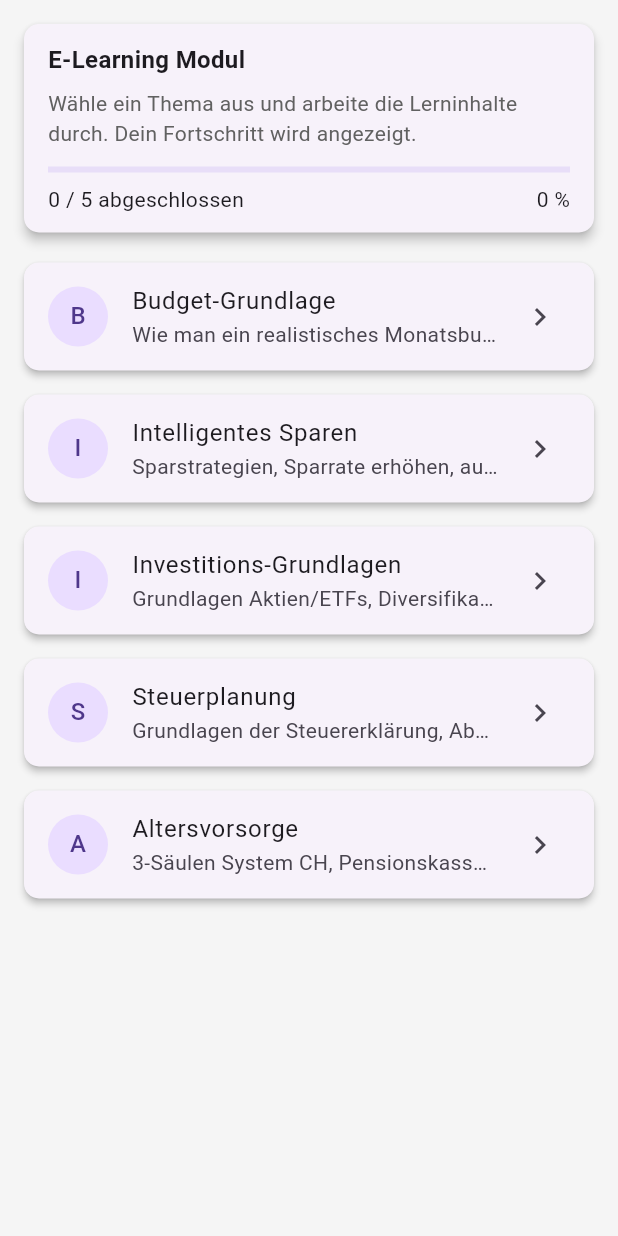
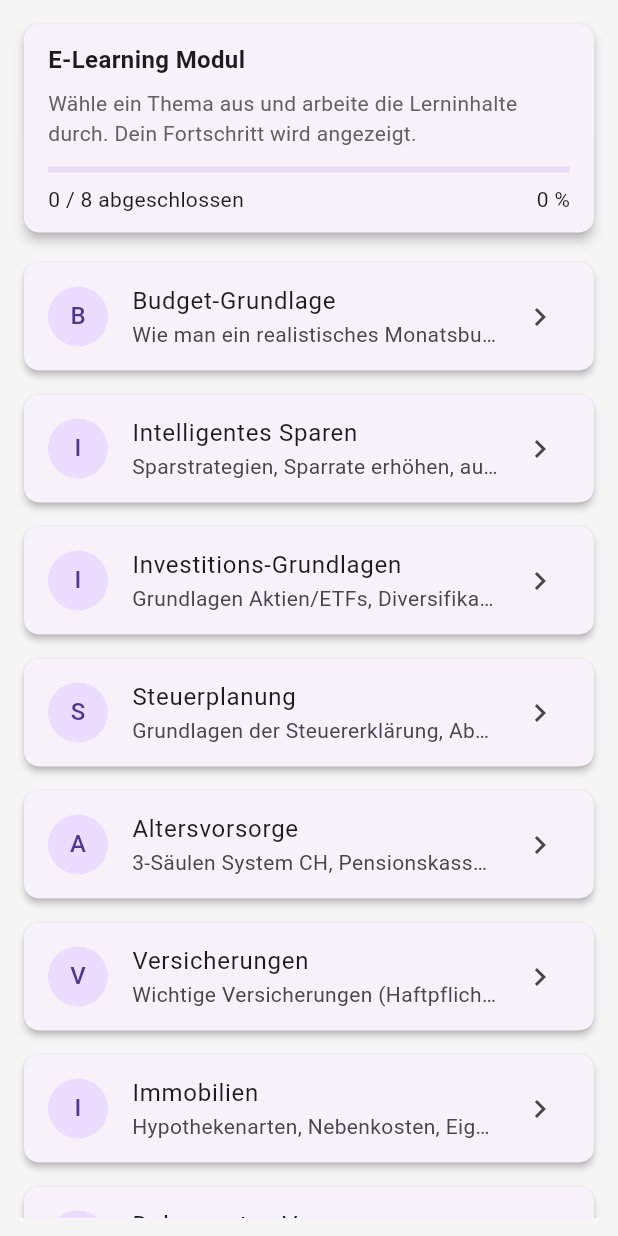
Before and after one commit to LinuxKaliUser/ssf_app, a Flutter app: the ElearningScreen widget shown alone on an empty page, opened directly, on a phone screen of 412 x 824 dp. Run offline on Flutter 3.47's test engine with Material 3 defaults, Android fonts, the phone set to English and light mode, and no system bars; our stand-ins replace fl_chart; missing offline and left inert: dart:html, excel.

Commit message:
Versicherungen, Immobilien, Dokumente Vorsorge E-Learning hinzugefügt

```diff
--- a/lib/ui/elearning_screen.dart
+++ b/lib/ui/elearning_screen.dart
@@ -14,6 +14,9 @@ class _ElearningScreenState extends State<ElearningScreen> {
     _Topic(id: 'invest', title: 'Investitions-Grundlagen'),
     _Topic(id: 'steuer', title: 'Steuerplanung'),
     _Topic(id: 'altersvorsorge', title: 'Altersvorsorge'),
+    _Topic(id: 'versicherungen', title: 'Versicherungen'),
+    _Topic(id: 'immobilien', title: 'Immobilien'),
+    _Topic(id: 'dokumenten vorsorge', title: 'Dokumenten Vorsorge'),
   ];
 
   // lokal: welche Themen als erledigt markiert wurden
@@ -34,6 +37,12 @@ class _ElearningScreenState extends State<ElearningScreen> {
         'Grundlagen der Steuererklärung, Abzüge nutzen, Quellensteuer, Steuerplanung für Vorsorge.',
     'altersvorsorge':
         '3-Säulen System CH, Pensionskasse, Säule 3a, Renten vs. Kapital.',
+    'versicherungen':
+        'Wichtige Versicherungen (Haftpflicht, Hausrat, Rechtsschutz, usw.',
+    'immobilien':
+        'Hypothekenarten, Nebenkosten, Eigenkapital, Tragbarkeit.',
+    'dokumenten vorsorge':
+        'Wichtige Dokumente Testament, Vorsorgeauftrag, Patientenverfügung.',
   };
 
   Future<void> _openTopic(BuildContext context, _Topic topic) async {
--- a/lib/ui/finance_planning_screen.dart
+++ b/lib/ui/finance_planning_screen.dart
@@ -82,7 +82,7 @@ class _FinancePlanningScreenState extends State<FinancePlanningScreen> {
                           title: Text("${row['year']}"),
                           subtitle: Text(
                             "Einkommen: ${row['income'].toStringAsFixed(2)} CHF\n"
-                            "Mit PK-Eink�ufe: ${row['withPension'].toStringAsFixed(2)} CHF\n"
+                            "Mit PK-Einkäufe: ${row['withPension'].toStringAsFixed(2)} CHF\n"
                             "Steuerersparnis: ${row['savings'].toStringAsFixed(2)} CHF",
                           ),
                         );
```
